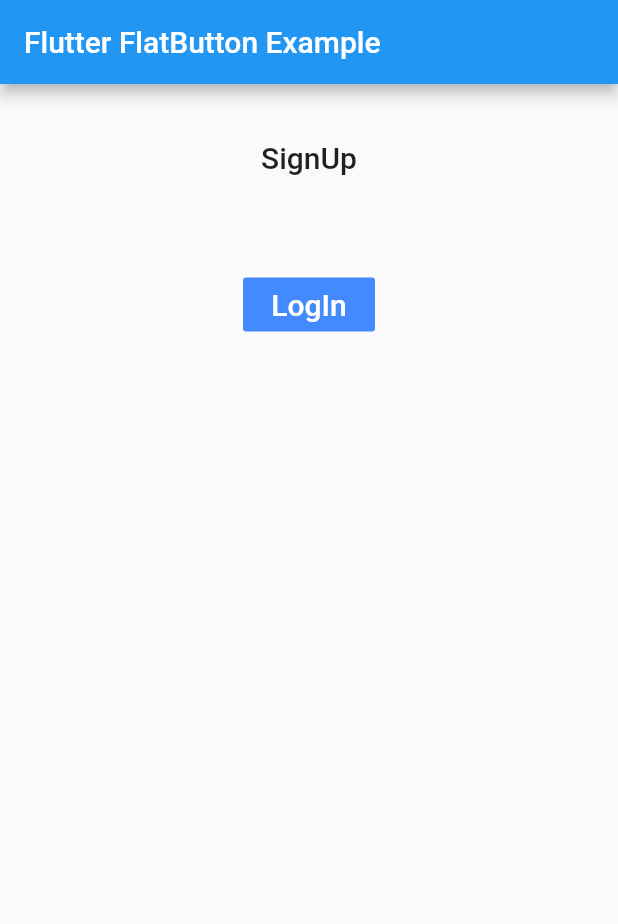
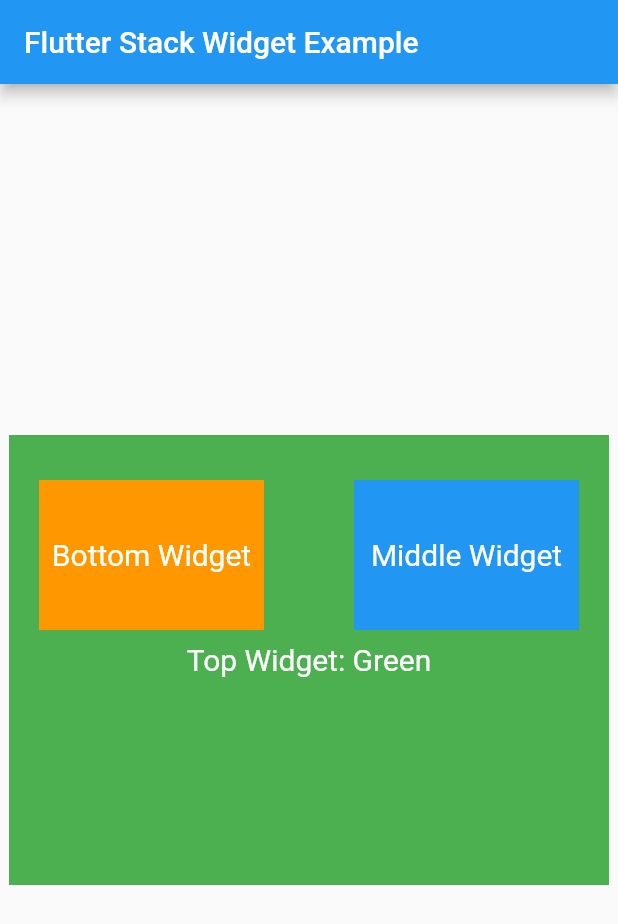
Before and after one commit to tranvantam09032000/APP_FLUTTER, a Flutter app: the screen it shows after launch, on a phone screen of 412 x 824 dp. Shown: the top 924 px of the screen. Run offline on Flutter 3.47's test engine with Material 2 defaults, Android fonts, the phone set to English and light mode, and no system bars.

Commit message:
wedgets stack

```diff
--- a/lib/main.dart
+++ b/lib/main.dart
@@ -4,6 +4,7 @@ import 'package:app_flutter/widgets_expanded.dart';
 import 'package:app_flutter/widgets_rich_text.dart';
 import 'package:app_flutter/widgets_row.dart';
 import 'package:app_flutter/widgets_scaffold.dart';
+import 'package:app_flutter/widgets_stack.dart';
 import 'package:app_flutter/widgets_text.dart';
 import 'package:app_flutter/widgets_text_filed.dart';
 import 'package:app_flutter/widgets_wrap.dart';
@@ -11,5 +12,5 @@ import 'package:app_flutter/widgets_container.dart';
 import 'package:flutter/material.dart';
 
 void main() {
-  runApp(WidgetsButtons());
+  runApp(WidgetsStack());
 }
--- /dev/null
+++ b/lib/widgets_stack.dart
@@ -0,0 +1,70 @@
+import 'package:flutter/material.dart';
+
+class WidgetsStack extends StatefulWidget {
+  const WidgetsStack({Key? key}) : super(key: key);
+
+  @override
+  State<WidgetsStack> createState() => _WidgetsStackState();
+}
+
+class _WidgetsStackState extends State<WidgetsStack> {
+  @override
+  Widget build(BuildContext context) {
+    return MaterialApp(
+      home: Scaffold(
+          appBar: AppBar(
+            title: Text("Flutter Stack Widget Example"),
+          ),
+          body: Center(
+            child: Stack(
+              clipBehavior: Clip.none, fit: StackFit.passthrough,
+              children: <Widget>[
+                // Max Size Widget
+                Container(
+                  height: 300,
+                  width: 400,
+                  color: Colors.green,
+                  child: Center(
+                    child: Text(
+                      'Top Widget: Green',
+                      style: TextStyle(color: Colors.white, fontSize: 20),
+                    ),
+                  ),
+                ),
+                Positioned(
+                  top: 30,
+                  right: 20,
+                  child: Container(
+                    height: 100,
+                    width: 150,
+                    color: Colors.blue,
+                    child: Center(
+                      child: Text(
+                        'Middle Widget',
+                        style: TextStyle(color: Colors.white, fontSize: 20),
+                      ),
+                    ),
+                  ),
+                ),
+                Positioned(
+                    top: 30,
+                    left: 20,
+                    child: Container(
+                      height: 100,
+                      width: 150,
+                      color: Colors.orange,
+                      child: Center(
+                        child: Text(
+                          'Bottom Widget',
+                          style: TextStyle(color: Colors.white, fontSize: 20),
+                        ),
+                      ),
+                    )
+                ),
+              ],
+            ),
+          )
+      ),
+    );
+  }
+}
```
